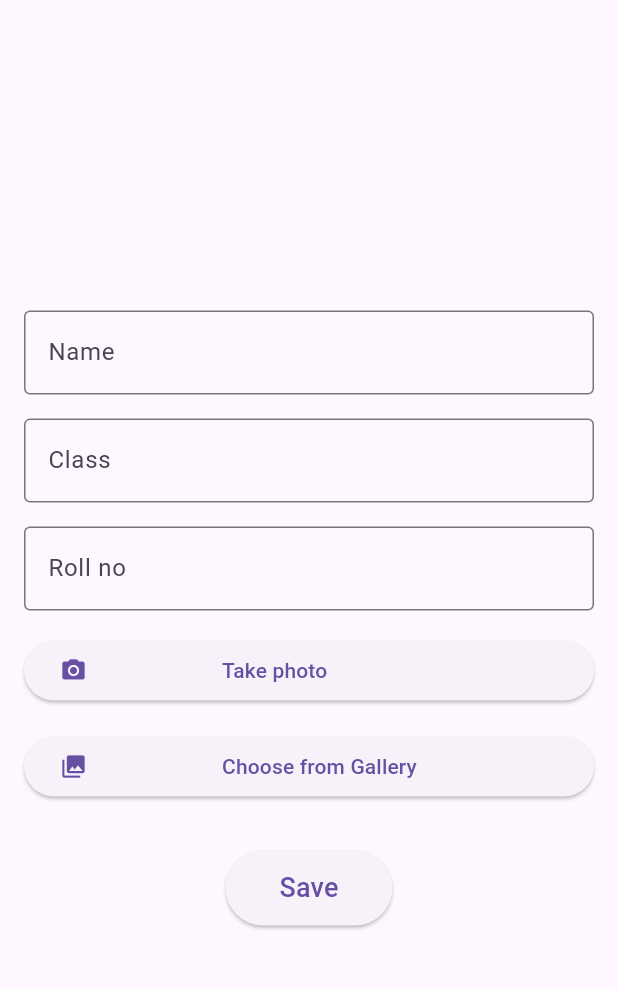
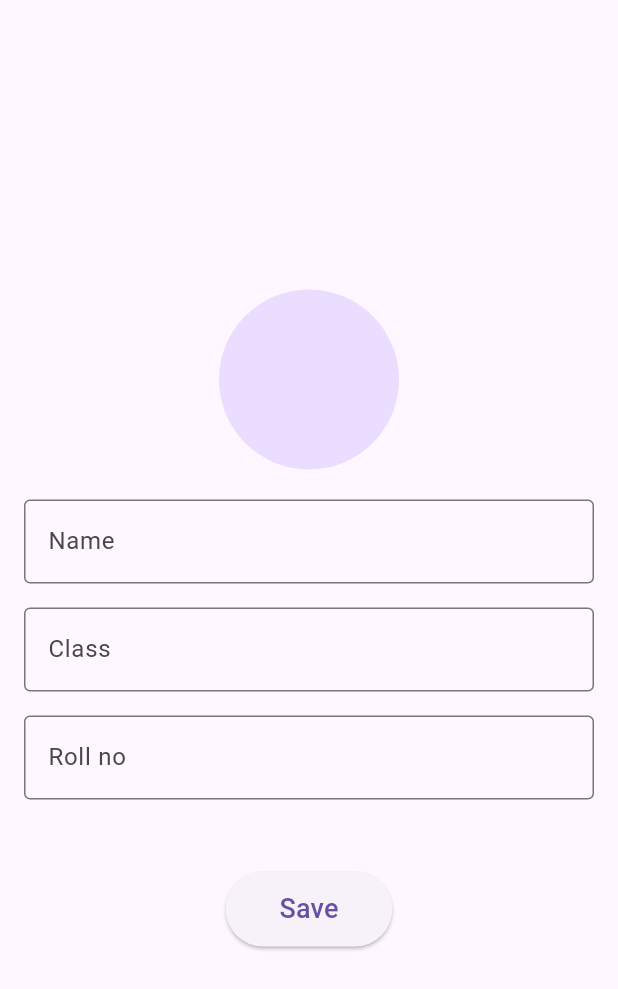
Before and after one commit to Ayishamarva7998/Firebase_Todo, a Flutter app: the ListPage screen opened directly, after a tap on the "edit" icon, on a phone screen of 412 x 824 dp. Shown: the top 989 px of the screen. Run offline on Flutter 3.47's test engine with Material 3 defaults, Android fonts, the phone set to English and light mode, and no system bars; our stand-ins replace firebase_core; accounts and stored records are empty.

```diff
--- a/lib/edit_screen.dart
+++ b/lib/edit_screen.dart
@@ -1,3 +1,5 @@
+// ignore_for_file: camel_case_types
+
 import 'package:flutter/material.dart';
 import 'package:todo_app/list.dart';
 
@@ -14,6 +16,12 @@ class editscreen extends StatelessWidget {
           child: Column(
             mainAxisAlignment: MainAxisAlignment.center,
             children: [
+              const CircleAvatar(
+                radius: 60,
+              ),
+              const SizedBox(
+                height: 20,
+              ),
               TextFormField(
                 decoration: const InputDecoration(
                   labelText: 'Name',
@@ -24,54 +32,36 @@ class editscreen extends StatelessWidget {
               TextFormField(
                 obscureText: true,
                 decoration: const InputDecoration(
-
                   labelText: 'Class',
                   border: OutlineInputBorder(),
                 ),
-
               ),
-              const SizedBox(height: 16,),
-                   TextFormField(
+              const SizedBox(
+                height: 16,
+              ),
+              TextFormField(
                 obscureText: true,
                 decoration: const InputDecoration(
-
                   labelText: 'Roll no',
                   border: OutlineInputBorder(),
                 ),
-
               ),
-              const SizedBox(height: 16,),
-              ElevatedButton(onPressed: (){}, child: const Row(
-                children: [
-                  Icon(Icons.photo_camera),
-                  SizedBox(width: 90,),
-                  Text("Take photo")
-                ],
-              )),
-                    const SizedBox(height: 16,),
-              ElevatedButton(onPressed: (){}, child: const Row(
-                children: [
-                  Icon(Icons.photo_library),
-                  SizedBox(width: 90,),
-                  Text("Choose from Gallery")
-                ],
-              )),
-
-
-
-
+              const SizedBox(
+                height: 16,
+              ),
               const SizedBox(height: 32),
               ElevatedButton(
                 onPressed: () {
-                  Navigator.push(context, MaterialPageRoute(builder: (context) => const ListPage(),));
+                  Navigator.push(
+                      context,
+                      MaterialPageRoute(
+                        builder: (context) => const ListPage(),
+                      ));
                 },
-                style: ElevatedButton.styleFrom(
-
-                ),
+                style: ElevatedButton.styleFrom(),
                 child: const Padding(
                   padding: EdgeInsets.all(12.0),
-                  child:
-                  Text(
+                  child: Text(
                     'Save',
                     style: TextStyle(fontSize: 18),
                   ),
--- a/lib/list.dart
+++ b/lib/list.dart
@@ -28,7 +28,7 @@ class ListPage extends StatelessWidget {
                     IconButton(
                       icon: const Icon(Icons.edit),
                       onPressed: () {
-                        Navigator.push(context, MaterialPageRoute(builder: (context) => editscreen(),));
+                        Navigator.push(context, MaterialPageRoute(builder: (context) => const editscreen(),));
 
                       },
                     ),
```
Also changed, not shown: 1 other file.
